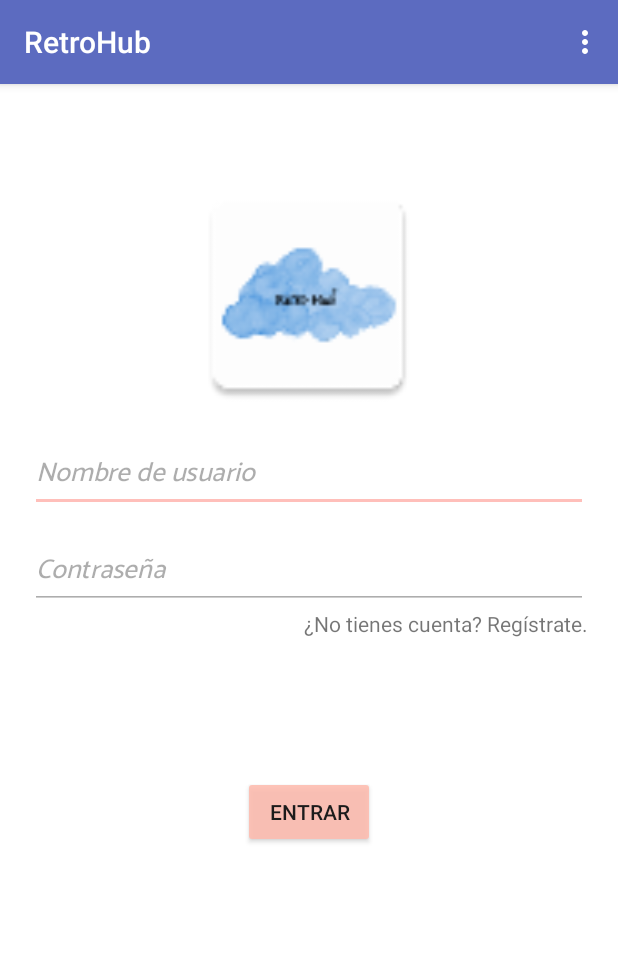
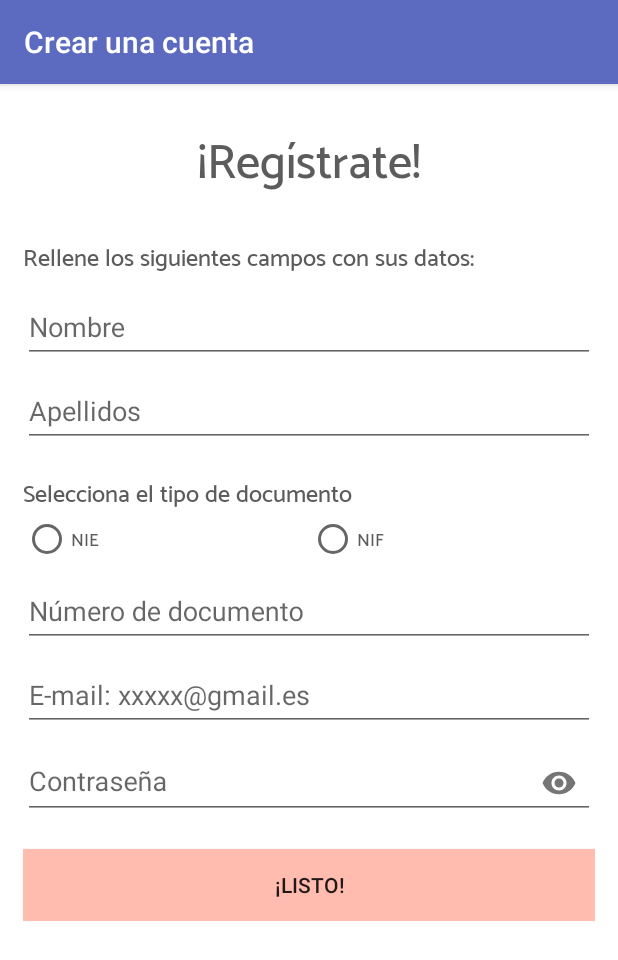
Before and after one commit to Albertocalib/RetroHub, an Android app: the screen it shows after launch (MainActivity), after a tap on "¿No tienes cuenta? Regístrate.", on a phone screen of 412 x 824 dp. Shown: the top 960 px of the screen. Run offline under Robolectric (Android 15) with nearby library versions, the phone set to English and light mode, and no system bars; our stand-ins replace navigation-ui; Roboto replaces fonts that are not available here; 2 statements that could not run were skipped.

Commit message:
add register view and navigation

```diff
--- a/app/src/main/java/com/example/retrohub/view/LoginFragment.kt
+++ b/app/src/main/java/com/example/retrohub/view/LoginFragment.kt
@@ -42,7 +42,7 @@ class LoginFragment : MainActivity.RetroHubFragment(R.layout.fragment_login_view
         }
         requireActivity().toolbar.isVisible = false
         create_account.setOnClickListener {
-            Toast.makeText(context,R.string.work_in_progress,Toast.LENGTH_LONG).show()
+            findNavController().navigate(R.id.registerFragment)
         }
         hideLoading()
         vm.state.observe(viewLifecycleOwner, ::login)
--- /dev/null
+++ b/app/src/main/java/com/example/retrohub/view/RegisterFragment.kt
@@ -0,0 +1,26 @@
+package com.example.retrohub.view
+
+import android.os.Bundle
+import android.view.ContextMenu
+import android.view.Menu
+import android.view.MenuInflater
+import android.view.View
+import android.widget.Toast
+import androidx.core.view.isVisible
+import com.example.retrohub.MainActivity
+import com.example.retrohub.R
+import kotlinx.android.synthetic.main.activity_main.*
+import kotlinx.android.synthetic.main.fragment_register_view.*
+
+class RegisterFragment : MainActivity.RetroHubFragment(R.layout.fragment_register_view) {
+
+
+    override fun onViewCreated(view: View, savedInstanceState: Bundle?) {
+        super.onViewCreated(view, savedInstanceState)
+        requireActivity().toolbar.menu.clear()
+        requireActivity().toolbar.title = getString(R.string.register_toolbar)
+        save_button.setOnClickListener {
+            Toast.makeText(requireContext(),R.string.work_in_progress,Toast.LENGTH_SHORT).show()
+        }
+    }
+}
--- /dev/null
+++ b/app/src/main/res/layout/fragment_register_view.xml
@@ -0,0 +1,160 @@
+<?xml version="1.0" encoding="utf-8"?>
+<FrameLayout xmlns:android="http://schemas.android.com/apk/res/android"
+    xmlns:app="http://schemas.android.com/apk/res-auto"
+    android:id="@+id/fragment_container_login"
+    android:layout_width="match_parent"
+    android:layout_height="match_parent"
+    android:background="@color/white">
+
+    <androidx.core.widget.NestedScrollView
+        android:layout_width="match_parent"
+        android:layout_height="wrap_content">
+
+        <LinearLayout
+            android:layout_width="match_parent"
+            android:layout_height="wrap_content"
+            android:layout_marginStart="@dimen/m_margin"
+            android:layout_marginEnd="@dimen/m_margin"
+            android:orientation="vertical">
+
+            <TextView
+                android:layout_width="match_parent"
+                android:layout_height="wrap_content"
+                android:layout_marginTop="@dimen/l_margin"
+                android:fontFamily="@font/catamaran_medium"
+                android:gravity="center"
+                android:text="@string/register_title"
+                android:textColor="@color/black_secondary"
+                android:textSize="@dimen/xxxl_text_size" />
+
+            <TextView
+                android:layout_width="wrap_content"
+                android:layout_height="wrap_content"
+                android:layout_marginTop="@dimen/l_margin"
+                android:fontFamily="@font/catamaran_medium"
+                android:text="@string/fill_form"
+                android:textColor="@color/black_secondary"
+                android:textSize="@dimen/m_text_size" />
+
+
+
+            <com.google.android.material.textfield.TextInputLayout
+                android:layout_width="match_parent"
+                android:layout_height="wrap_content"
+                android:hint="@string/name">
+
+            <com.google.android.material.textfield.TextInputEditText
+                android:layout_width="match_parent"
+                android:layout_height="wrap_content"
+                android:inputType="textCapCharacters" />
+
+            </com.google.android.material.textfield.TextInputLayout>
+
+
+
+
+            <com.google.android.material.textfield.TextInputLayout
+                android:layout_width="match_parent"
+                android:layout_height="wrap_content"
+                android:hint="@string/lastname">
+
+                <com.google.android.material.textfield.TextInputEditText
+                    android:layout_width="match_parent"
+                    android:layout_height="wrap_content"
+                    android:inputType="textCapCharacters" />
+
+            </com.google.android.material.textfield.TextInputLayout>
+
+            <TextView
+                android:layout_width="match_parent"
+                android:layout_height="wrap_content"
+                android:layout_marginTop="@dimen/m_margin"
+                android:fontFamily="@font/catamaran_medium"
+                android:text="@string/select_document_type"
+                android:textColor="@color/black_secondary"
+                android:textSize="@dimen/m_text_size" />
+
+
+            <RadioGroup
+                android:layout_width="match_parent"
+                android:layout_height="wrap_content"
+                android:orientation="horizontal">
+
+                <com.google.android.material.radiobutton.MaterialRadioButton
+                    android:layout_width="wrap_content"
+                    android:layout_height="wrap_content"
+                    android:layout_weight="1"
+                    android:fontFamily="@font/catamaran_medium"
+                    android:text="@string/nie"
+                    android:textColor="@color/black_secondary"
+                    android:textSize="@dimen/s_text_size" />
+
+                <com.google.android.material.radiobutton.MaterialRadioButton
+                    android:layout_width="wrap_content"
+                    android:layout_height="wrap_content"
+                    android:layout_weight="1"
+                    android:fontFamily="@font/catamaran_medium"
+                    android:text="@string/nif"
+                    android:textColor="@color/black_secondary"
+                    android:textSize="@dimen/s_text_size" />
+
+            </RadioGroup>
+
+
+
+            <com.google.android.material.textfield.TextInputLayout
+                android:layout_width="match_parent"
+                android:layout_height="wrap_content"
+                android:hint="@string/document_number">
+
+                <com.google.android.material.textfield.TextInputEditText
+                    android:layout_width="match_parent"
+                    android:layout_height="wrap_content"
+                    android:inputType="text" />
+
+            </com.google.android.material.textfield.TextInputLayout>
+
+
+
+            <com.google.android.material.textfield.TextInputLayout
+                android:layout_width="match_parent"
+                android:layout_height="wrap_content"
+                android:hint="@string/email">
+
+                <com.google.android.material.textfield.TextInputEditText
+                    android:layout_width="match_parent"
+                    android:layout_height="wrap_content"
+                    android:inputType="textEmailAddress" />
+
+            </com.google.android.material.textfield.TextInputLayout>
+
+
+            <com.google.android.material.textfield.TextInputLayout
+                android:layout_width="match_parent"
+                android:layout_height="wrap_content"
+                android:hint="@string/password"
+                app:endIconMode="password_toggle">
+
+                <com.google.android.material.textfield.TextInputEditText
+                    android:layout_width="match_parent"
+                    android:layout_height="wrap_content"
+                    android:inputType="textPassword" />
+
+            </com.google.android.material.textfield.TextInputLayout>
+
+            <Button
+                android:id="@+id/save_button"
+                android:layout_marginTop="@dimen/l_margin"
+                android:layout_width="match_parent"
+                android:layout_height="wrap_content"
+                android:background="@color/colorAccentLight"
+                android:text="@string/ready_button"/>
+
+
+        </LinearLayout>
+
+
+    </androidx.core.widget.NestedScrollView>
+
+
+</FrameLayout>
--- a/app/src/main/res/navigation/nav_graph.xml
+++ b/app/src/main/res/navigation/nav_graph.xml
@@ -13,4 +13,9 @@
         android:name="com.example.retrohub.view.MainFragment"
         android:label="RetroHub"/>
 
+    <fragment
+        android:id="@+id/registerFragment"
+        android:name="com.example.retrohub.view.RegisterFragment"
+        android:label="Crear una cuenta"/>
+
 </navigation>
--- a/app/src/main/res/values/dimens.xml
+++ b/app/src/main/res/values/dimens.xml
@@ -1,9 +1,12 @@
 <resources>
     <dimen name="fab_margin">16dp</dimen>
 
-    <dimen name="s_text_size">12sp</dimen>
-    <dimen name="m_text_size">16sp</dimen>
-    <dimen name="l_text_size">20sp</dimen>
+    <dimen name="s_text_size">12dp</dimen>
+    <dimen name="m_text_size">16dp</dimen>
+    <dimen name="l_text_size">20dp</dimen>
+    <dimen name="xl_text_size">24dp</dimen>
+    <dimen name="xxl_text_size">28dp</dimen>
+    <dimen name="xxxl_text_size">32dp</dimen>
 
     <dimen name="button_new_height">40dp</dimen>
 
--- a/app/src/main/res/values/strings.xml
+++ b/app/src/main/res/values/strings.xml
@@ -18,6 +18,20 @@
     <string name="alert_empty_field">Por favor rellene todos los campos</string>
     <string name="alert_error_service">El nombre de usuario y/o contraseñas son incorrectos</string>
 
+    <!-- Register -->
+    <string name="register_title">¡Regístrate!</string>
+    <string name="register_toolbar">Crear una cuenta</string>
+    <string name="fill_form">Rellene los siguientes campos con sus datos:</string>
+    <string name="name">Nombre</string>
+    <string name="lastname">Apellidos</string>
+    <string name="select_document_type">Selecciona el tipo de documento</string>
+    <string name="nie">NIE</string>
+    <string name="nif">NIF</string>
+    <string name="document_number">Número de documento</string>
+    <string name="email">E-mail: xxxxx@gmail.es</string>
+    <string name="password">Contraseña</string>
+    <string name="ready_button">¡Listo!</string>
+
 
     <!-- Menú privado -->
     <string name="my_retros">Mis retrospectivas</string>
```
